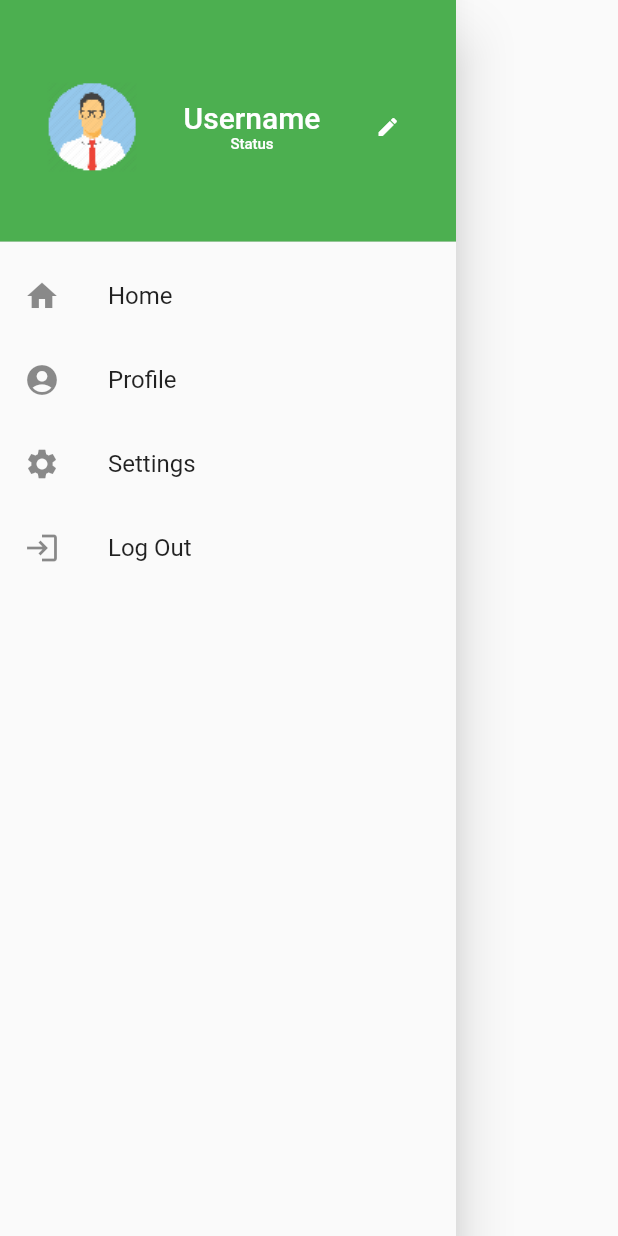
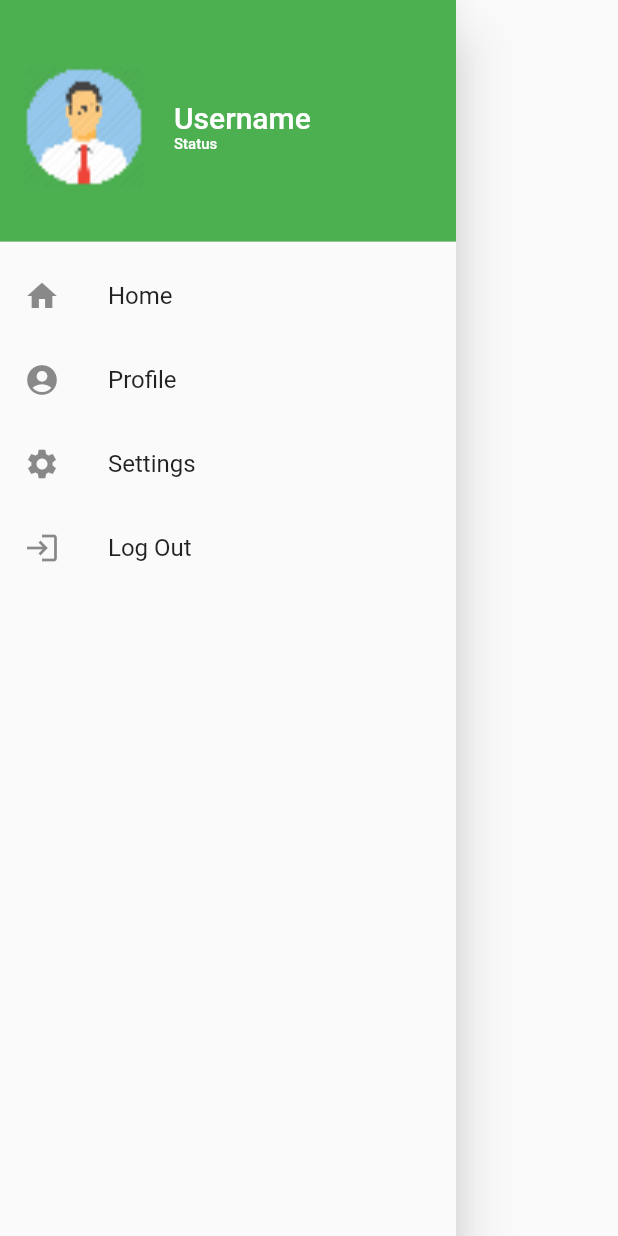
Before and after one commit to gopalkatariya44/ama, a Flutter app: the DrawerItem widget shown alone on an empty page, opened directly, on a phone screen of 412 x 824 dp. Run offline on Flutter 3.47's test engine with Material 2 defaults, Android fonts, the light colour scheme and no system bars; our stand-ins replace awesome_dialog, image_picker; missing offline and left inert: flutter_simple_calculator.

Commit message:
some Little Changes

```diff
--- a/lib/main.dart
+++ b/lib/main.dart
@@ -1,7 +1,6 @@
 import 'package:ama/screens/home_screen%20.dart';
 import 'package:flutter/material.dart';
 import 'package:provider/provider.dart';
-
 import 'modal/sareeschanger.dart';
 import 'resources/routes.dart';
 import '../screens/SplashScreen/splash_screen.dart';
--- a/lib/screens/drawer.dart
+++ b/lib/screens/drawer.dart
@@ -13,16 +13,19 @@ class DrawerItem extends StatelessWidget {
             decoration: BoxDecoration(
               color: Colors.green,
             ),
+            child: GestureDetector(
               child: Row(
-              mainAxisAlignment: MainAxisAlignment.spaceAround,
                 children: [
                   Image.asset(
                     'assets/images/as.png',
                     fit: BoxFit.cover,
-                  cacheHeight: 60,
-                  cacheWidth: 60,
+                    cacheHeight: 40,
+                    cacheWidth: 40,
+                    width: 80,
                   ),
+                  SizedBox(width: 20),
                   Column(
+                    crossAxisAlignment: CrossAxisAlignment.start,
                     mainAxisAlignment: MainAxisAlignment.center,
                     children: [
                       Text(
@@ -41,15 +44,7 @@ class DrawerItem extends StatelessWidget {
                       ),
                     ],
                   ),
-                GestureDetector(
-                  child: CircleAvatar(
-                    backgroundColor: Colors.green,
-                    radius: 14.0,
-                    child: Icon(
-                      Icons.edit,
-                      color: Colors.white,
-                      size: 16.0,
-                    ),
+                ],
               ),
               onTap: () {
                 Navigator.push(
@@ -59,8 +54,6 @@ class DrawerItem extends StatelessWidget {
                   ),
                 );
               },
-                ),
-              ],
             ),
           ),
           ListTile(
--- a/pubspec.yaml
+++ b/pubspec.yaml
@@ -34,6 +34,7 @@ dependencies:
   image_picker: ^0.7.5+2
   image_cropper: ^1.4.0
   awesome_dialog: ^2.0.0
+  flutter_datetime_picker: ^1.5.1
 
 
 dev_dependencies:
```
Also changed, not shown: lib/screens/BottomNavigationBar/home.dart (+9 -3 lines), lib/screens/SplashScreen/splash_screen.dart (+6 -3 lines), lib/screens/addsaree.dart (+37 -3 lines), lib/screens/home_item_details.dart (added, +10 -0 lines), pubspec.lock, 4 other files. Lines whose indentation alone changed are shown as unchanged.
